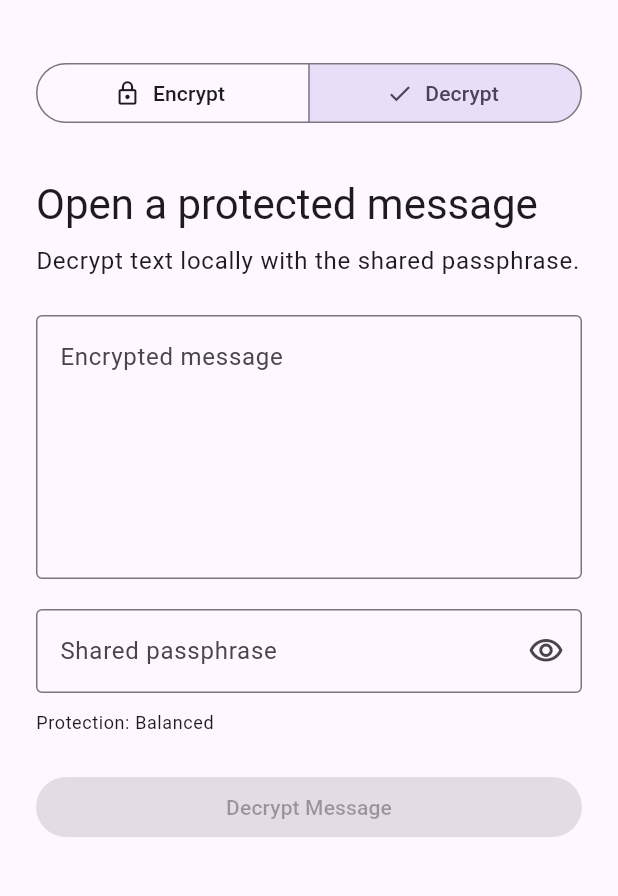
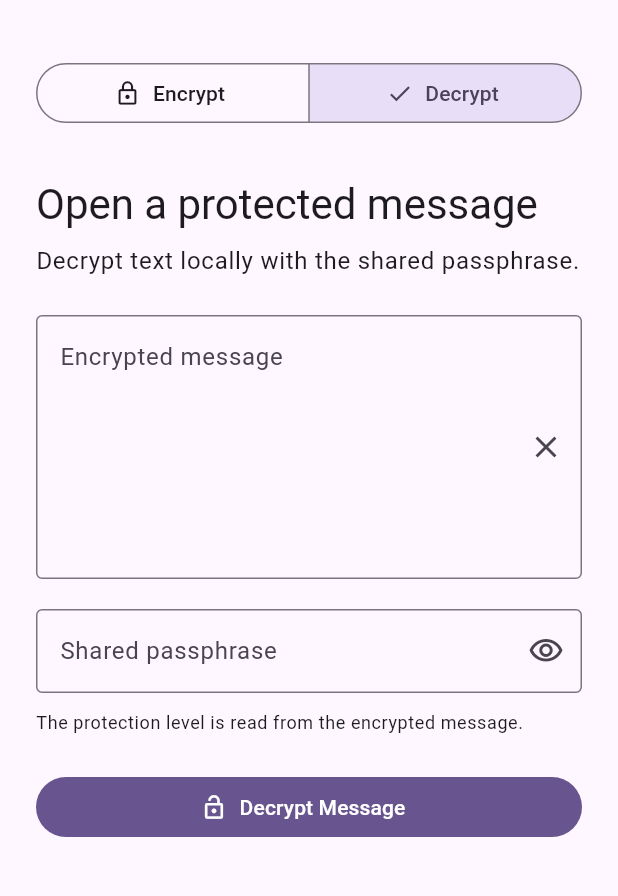
Before and after one commit to noa-jou/Veilmi, a Flutter app: the screen it shows after launch, after a tap on "Decrypt", on a phone screen of 412 x 824 dp, the part 63-959 px from its top. Run offline on Flutter 3.47's test engine with Material 3 defaults, Android fonts, the phone set to English and light mode, and no system bars; our stand-ins replace shared_preferences; missing offline and left inert: cryptography.

Commit message:
Complete encrypt and decrypt UI flow

```diff
--- a/lib/screens/home_screen.dart
+++ b/lib/screens/home_screen.dart
@@ -1,3 +1,4 @@
+import 'package:cryptography/cryptography.dart';
 import 'package:flutter/material.dart';
 import 'package:flutter/services.dart';
 
@@ -38,7 +39,7 @@ class _HomeScreenState extends State<HomeScreen> {
   Future<void> _loadProtectionLevel() async {
     final level = await _settingsService.loadProtectionLevel();
 
-    if (!context.mounted) {
+    if (!mounted) {
       return;
     }
 
@@ -65,11 +66,7 @@ class _HomeScreenState extends State<HomeScreen> {
     final passphrase = _passphraseController.text;
 
     if (plaintext.isEmpty || passphrase.isEmpty) {
-      ScaffoldMessenger.of(context).showSnackBar(
-        const SnackBar(
-          content: Text('Enter both a message and a shared passphrase.'),
-        ),
-      );
+      _showMessage('Enter both a message and a shared passphrase.');
       return;
     }
 
@@ -97,9 +94,66 @@ class _HomeScreenState extends State<HomeScreen> {
         return;
       }
 
-      ScaffoldMessenger.of(context).showSnackBar(
-        const SnackBar(content: Text('Could not encrypt this message.')),
+      _showMessage('Could not encrypt this message.');
+    } finally {
+      if (mounted) {
+        setState(() {
+          _isProcessing = false;
+        });
+      }
+    }
+  }
+
+  Future<void> _decryptMessage() async {
+    final encodedMessage = _messageController.text.trim();
+    final passphrase = _passphraseController.text;
+
+    if (encodedMessage.isEmpty || passphrase.isEmpty) {
+      _showMessage(
+        'Enter both an encrypted message and the shared passphrase.',
       );
+      return;
+    }
+
+    setState(() {
+      _isProcessing = true;
+      _result = '';
+    });
+
+    try {
+      final plaintext = await _cryptoService.decryptMessage(
+        encodedMessage: encodedMessage,
+        passphrase: passphrase,
+      );
+
+      if (!mounted) {
+        return;
+      }
+
+      setState(() {
+        _result = plaintext;
+      });
+    } on FormatException {
+      if (!mounted) {
+        return;
+      }
+
+      _showMessage('This is not a valid Veilmi encrypted message.');
+    } on SecretBoxAuthenticationError {
+      if (!mounted) {
+        return;
+      }
+
+      _showMessage(
+        'Could not decrypt the message. '
+        'Check the passphrase and message integrity.',
+      );
+    } catch (error) {
+      if (!mounted) {
+        return;
+      }
+
+      _showMessage('Could not decrypt this message.');
     } finally {
       if (mounted) {
         setState(() {
@@ -116,9 +170,16 @@ class _HomeScreenState extends State<HomeScreen> {
       return;
     }
 
-    ScaffoldMessenger.of(
-      context,
-    ).showSnackBar(const SnackBar(content: Text('Encrypted message copied.')));
+    _showMessage(
+      _isEncryptMode
+          ? 'Encrypted message copied.'
+          : 'Decrypted message copied.',
+    );
+  }
+
+  void _showMessage(String message) {
+    ScaffoldMessenger.of(context)
+        .showSnackBar(SnackBar(content: Text(message)));
   }
 
   @override
@@ -161,6 +222,8 @@ class _HomeScreenState extends State<HomeScreen> {
               ],
               selected: {_isEncryptMode},
               onSelectionChanged: (selection) {
+                _messageController.clear();
+
                 setState(() {
                   _isEncryptMode = selection.first;
                   _result = '';
@@ -190,6 +253,17 @@ class _HomeScreenState extends State<HomeScreen> {
                     : 'Paste a Veilmi encrypted message here.',
                 border: const OutlineInputBorder(),
                 alignLabelWithHint: true,
+                suffixIcon: IconButton(
+                  icon: const Icon(Icons.clear),
+                  tooltip: 'Clear',
+                  onPressed: () {
+                    _messageController.clear();
+
+                    setState(() {
+                      _result = '';
+                    });
+                  },
+                ),
               ),
             ),
             const SizedBox(height: 20),
@@ -215,48 +289,61 @@ class _HomeScreenState extends State<HomeScreen> {
               ),
             ),
             const SizedBox(height: 12),
+            if (_isEncryptMode)
               Text(
                 'Protection: ${_protectionLevel.title}',
                 style: Theme.of(context).textTheme.bodySmall,
+              )
+            else
+              Text(
+                'The protection level is read from the encrypted message.',
+                style: Theme.of(context).textTheme.bodySmall,
               ),
             const SizedBox(height: 24),
-
-            if (_isEncryptMode)
             FilledButton.icon(
-                onPressed: !_settingsLoaded || _isProcessing
+              onPressed: _isProcessing || (_isEncryptMode && !_settingsLoaded)
                   ? null
-                    : _encryptMessage,
+                  : _isEncryptMode
+                  ? _encryptMessage
+                  : _decryptMessage,
               icon: _isProcessing
                   ? const SizedBox(
                       width: 18,
                       height: 18,
                       child: CircularProgressIndicator(strokeWidth: 2),
                     )
-                    : const Icon(Icons.lock_outline),
+                  : Icon(
+                      _isEncryptMode
+                          ? Icons.lock_outline
+                          : Icons.lock_open_outlined,
+                    ),
               label: Text(
-                  _isProcessing ? 'Encrypting...' : 'Encrypt Message',
+                _isProcessing
+                    ? _isEncryptMode
+                          ? 'Encrypting...'
+                          : 'Decrypting...'
+                    : _isEncryptMode
+                    ? 'Encrypt Message'
+                    : 'Decrypt Message',
               ),
             ),
-
-            if (!_isEncryptMode)
-              const FilledButton(
-                onPressed: null,
-                child: Text('Decrypt Message'),
-              ),
-
             if (_result.isNotEmpty) ...[
               const SizedBox(height: 32),
               Row(
                 children: [
                   Expanded(
                     child: Text(
-                      'Encrypted message',
+                      _isEncryptMode
+                          ? 'Encrypted message'
+                          : 'Decrypted message',
                       style: Theme.of(context).textTheme.titleMedium,
                     ),
                   ),
                   IconButton(
                     icon: const Icon(Icons.copy_outlined),
-                    tooltip: 'Copy encrypted message',
+                    tooltip: _isEncryptMode
+                        ? 'Copy encrypted message'
+                        : 'Copy decrypted message',
                     onPressed: _copyResult,
                   ),
                 ],
```
Lines whose indentation alone changed are shown as unchanged.
